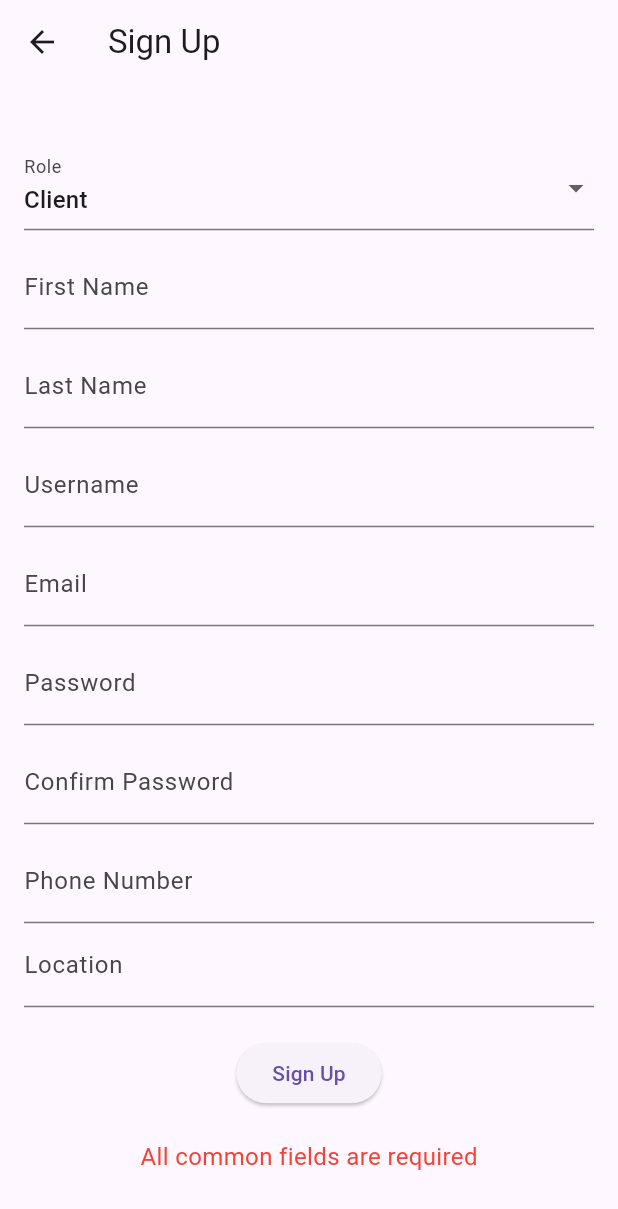
After one commit to SunRiseeeeeee/Pfe_Project, a Flutter app: the SignUpPage screen opened directly, after a tap on "Sign Up", on a phone screen of 412 x 824 dp. The commit adds this screen. Shown: the top 1209 px of the screen. Run offline on Flutter 3.47's test engine with Material 3 defaults, Android fonts, the phone set to English and light mode, and no system bars; our stand-ins replace dio.

Commit message:
signup api integration

```diff
--- /dev/null
+++ b/pfe/Front_end/vetapp_v1/lib/screens/signup.dart
@@ -0,0 +1,272 @@
+import 'package:flutter/material.dart';
+import 'package:vetapp_v1/screens/home_screen.dart';
+import 'package:vetapp_v1/services/auth_service.dart';
+
+// String Extension for Capitalize
+extension StringExtension on String {
+  String capitalize() {
+    return isEmpty ? this : '${this[0].toUpperCase()}${substring(1).toLowerCase()}';
+  }
+}
+
+class SignUpPage extends StatefulWidget {
+  @override
+  _SignUpPageState createState() => _SignUpPageState();
+}
+
+class _SignUpPageState extends State<SignUpPage> {
+  final TextEditingController _firstNameController = TextEditingController();
+  final TextEditingController _lastNameController = TextEditingController();
+  final TextEditingController _usernameController = TextEditingController();
+  final TextEditingController _emailController = TextEditingController();
+  final TextEditingController _passwordController = TextEditingController();
+  final TextEditingController _confirmPasswordController = TextEditingController();
+  final TextEditingController _phoneNumberController = TextEditingController();
+  final TextEditingController _specialtyController = TextEditingController();
+  final TextEditingController _workingHoursController = TextEditingController();
+  final TextEditingController _locationController = TextEditingController();
+
+  String _selectedRole = "client";
+  String _errorMessage = '';
+  final AuthService _authService = AuthService();
+
+  @override
+  Widget build(BuildContext context) {
+    return Scaffold(
+      appBar: AppBar(title: Text('Sign Up')),
+      body: Padding(
+        padding: const EdgeInsets.all(16.0),
+        child: Column(
+          mainAxisAlignment: MainAxisAlignment.center,
+          children: [
+            // Role Selection Dropdown
+            DropdownButtonFormField<String>(
+              value: _selectedRole,
+              items: ["client", "veterinaire", "secrétaire", "admin"]
+                  .map((role) => DropdownMenuItem(
+                value: role,
+                child: Text(role.capitalize()),
+              ))
+                  .toList(),
+              onChanged: (value) {
+                setState(() {
+                  _selectedRole = value!;
+                });
+              },
+              decoration: InputDecoration(labelText: 'Role'),
+            ),
+            SizedBox(height: 10),
+
+            // Common Fields
+            TextField(
+              controller: _firstNameController,
+              decoration: InputDecoration(labelText: 'First Name'),
+            ),
+            SizedBox(height: 10),
+            TextField(
+              controller: _lastNameController,
+              decoration: InputDecoration(labelText: 'Last Name'),
+            ),
+            SizedBox(height: 10),
+            TextField(
+              controller: _usernameController,
+              decoration: InputDecoration(labelText: 'Username'),
+            ),
+            SizedBox(height: 10),
+            TextField(
+              controller: _emailController,
+              decoration: InputDecoration(labelText: 'Email'),
+              keyboardType: TextInputType.emailAddress,
+            ),
+            SizedBox(height: 10),
+            TextField(
+              controller: _passwordController,
+              decoration: InputDecoration(labelText: 'Password'),
+              obscureText: true,
+            ),
+            SizedBox(height: 10),
+            TextField(
+              controller: _confirmPasswordController,
+              decoration: InputDecoration(labelText: 'Confirm Password'),
+              obscureText: true,
+            ),
+            SizedBox(height: 10),
+
+            // Role-Specific Fields
+            if (_selectedRole == "veterinaire" ||
+                _selectedRole == "secrétaire" ||
+                _selectedRole == "client" ||
+                _selectedRole == "admin")
+              TextField(
+                controller: _phoneNumberController,
+                decoration: InputDecoration(labelText: 'Phone Number'),
+                keyboardType: TextInputType.phone,
+              ),
+            if (_selectedRole == "veterinaire")
+              TextField(
+                controller: _specialtyController,
+                decoration: InputDecoration(labelText: 'Specialty'),
+              ),
+            if (_selectedRole == "veterinaire" || _selectedRole == "secrétaire")
+              TextField(
+                controller: _workingHoursController,
+                decoration: InputDecoration(labelText: 'Working Hours'),
+              ),
+            if (_selectedRole == "client")
+              TextField(
+                controller: _locationController,
+                decoration: InputDecoration(labelText: 'Location'),
+              ),
+
+            SizedBox(height: 20),
+            ElevatedButton(
+              onPressed: _signUp,
+              child: Text('Sign Up'),
+            ),
+            if (_errorMessage.isNotEmpty)
+              Padding(
+                padding: const EdgeInsets.only(top: 20),
+                child: Text(
+                  _errorMessage,
+                  style: TextStyle(fontSize: 16, color: Colors.red),
+                ),
+              ),
+          ],
+        ),
+      ),
+    );
+  }
+
+  // Function to handle signup
+  Future<void> _signUp() async {
+    String firstName = _firstNameController.text;
+    String lastName = _lastNameController.text;
+    String username = _usernameController.text;
+    String email = _emailController.text;
+    String password = _passwordController.text;
+    String confirmPassword = _confirmPasswordController.text;
+    String phoneNumber = _phoneNumberController.text;
+    String specialty = _specialtyController.text;
+    String workingHours = _workingHoursController.text;
+    String location = _locationController.text;
+
+    // Basic validation
+    if (firstName.isEmpty ||
+        lastName.isEmpty ||
+        username.isEmpty ||
+        email.isEmpty ||
+        password.isEmpty ||
+        confirmPassword.isEmpty) {
+      setState(() {
+        _errorMessage = "All common fields are required";
+      });
+      return;
+    }
+
+    if (password != confirmPassword) {
+      setState(() {
+        _errorMessage = "Passwords do not match";
+      });
+      return;
+    }
+
+    // Role-specific validation
+    if (_selectedRole == "veterinaire" || _selectedRole == "secrétaire" || _selectedRole == "client" || _selectedRole == "admin") {
+      if (phoneNumber.isEmpty) {
+        setState(() {
+          _errorMessage = "Phone number is required for this role";
+        });
+        return;
+      }
+    }
+
+    if (_selectedRole == "veterinaire" || _selectedRole == "secrétaire") {
+      if (workingHours.isEmpty) {
+        setState(() {
+          _errorMessage = "Working hours are required for this role";
+        });
+        return;
+      }
+    }
+
+    if (_selectedRole == "veterinaire" && specialty.isEmpty) {
+      setState(() {
+        _errorMessage = "Specialty is required for veterinarians";
+      });
+      return;
+    }
+
+    if (_selectedRole == "client" && location.isEmpty) {
+      setState(() {
+        _errorMessage = "Location is required for clients";
+      });
+      return;
+    }
+
+    // Call the appropriate signup method in AuthService
+    Map<String, dynamic> response;
+    switch (_selectedRole) {
+      case "client":
+        response = await _authService.signUpClient(
+          firstName: firstName,
+          lastName: lastName,
+          username: username,
+          email: email,
+          password: password,
+          phoneNumber: phoneNumber,
+          location: location,
+        );
+        break;
+      case "veterinaire":
+        response = await _authService.signUpVeterinaire(
+          firstName: firstName,
+          lastName: lastName,
+          username: username,
+          email: email,
+          password: password,
+          phoneNumber: phoneNumber,
+          specialty: specialty,
+          workingHours: workingHours,
+        );
+        break;
+      case "secrétaire":
+        response = await _authService.signUpSecretaire(
+          firstName: firstName,
+          lastName: lastName,
+          username: username,
+          email: email,
+          password: password,
+          phoneNumber: phoneNumber,
+          workingHours: workingHours,
+        );
+        break;
+      case "admin":
+        response = await _authService.signUpAdmin(
+          firstName: firstName,
+          lastName: lastName,
+          username: username,
+          email: email,
+          password: password,
+          phoneNumber: phoneNumber,
+        );
+        break;
+      default:
+        setState(() {
+          _errorMessage = "Invalid role selected";
+        });
+        return;
+    }
+
+    if (response["success"]) {
+      Navigator.pushReplacement(
+        context,
+        MaterialPageRoute(builder: (context) => HomeScreen()),
+      );
+    } else {
+      // Show an error message if signup fails
+      setState(() {
+        _errorMessage = response["message"] ?? "Signup failed";
+      });
+    }
+  }
+}
--- a/pfe/Front_end/vetapp_v1/lib/services/auth_service.dart
+++ b/pfe/Front_end/vetapp_v1/lib/services/auth_service.dart
@@ -3,7 +3,7 @@ import 'package:dio/dio.dart';
 class AuthService {
   final Dio _dio = Dio(
     BaseOptions(
-      baseUrl: "http://192.168.1.18:3000/api/auth", // Use machine's IP
+      baseUrl: "http://192.168.1.18:3000/api/auth",
       connectTimeout: const Duration(seconds: 10),
       receiveTimeout: const Duration(seconds: 10),
     ),
@@ -12,39 +12,186 @@ class AuthService {
   /// Login method for the secretary
   Future<Map<String, dynamic>> login(String username, String password) async {
     try {
-      // Send a POST request to the specific endpoint for secretary login
       Response response = await _dio.post(
-        "/login/secretaire", // Adjusted endpoint for secretary login
-        data: {
-          "username": username,
-          "password": password,
-        },
+        "/login/secretaire",
+        data: {"username": username, "password": password},
       );
 
-      // Print debug information
-      print("Response status: ${response.statusCode}");
-      print("Response data: ${response.data}");
-
-      // Check if the response contains a token
       if (response.statusCode == 200 && response.data['token'] != null) {
         return {
           "success": true,
           "message": response.data['message'],
-          "token": response.data['token'], // Return the JWT token
+          "token": response.data['token'],
         };
       } else {
-        return {
-          "success": false,
-          "message": "Unexpected response from server",
-        };
+        return {"success": false, "message": "Unexpected response from server"};
       }
     } on DioException catch (e) {
-      // Handle errors (e.g., invalid credentials, network issues)
-      print("Error occurred: ${e.message}");
+      print("Login Error: ${e.message}");
       return {
         "success": false,
         "message": e.response?.data["message"] ?? "Login failed",
       };
     }
   }
+
+  /// Signup method for the client
+  Future<Map<String, dynamic>> signUpClient({
+    required String firstName,
+    required String lastName,
+    required String username,
+    required String email,
+    required String password,
+    required String phoneNumber,
+    String? profilePicture,
+    String? location,
+  }) async {
+    try {
+      Response response = await _dio.post(
+        "/signup/client",
+        data: {
+          "firstName": firstName,
+          "lastName": lastName,
+          "username": username,
+          "email": email,
+          "password": password,
+          "phoneNumber": phoneNumber,
+          "profilePicture": profilePicture,
+          "location": location,
+        },
+      );
+
+      if (response.statusCode == 201 && response.data['user'] != null) {
+        return {"success": true, "message": response.data['message']};
+      } else {
+        return {"success": false, "message": "Unexpected response from server"};
+      }
+    } on DioException catch (e) {
+      print("Client Signup Error: ${e.message}");
+      return {
+        "success": false,
+        "message": e.response?.data["message"] ?? "Client signup failed",
+      };
+    }
+  }
+
+  /// Signup method for the veterinarian
+  Future<Map<String, dynamic>> signUpVeterinaire({
+    required String firstName,
+    required String lastName,
+    required String username,
+    required String email,
+    required String password,
+    required String phoneNumber,
+    required String specialty,
+    required String workingHours,
+    String? profilePicture,
+    String? location,
+  }) async {
+    try {
+      Response response = await _dio.post(
+        "/signup/veterinaire",
+        data: {
+          "firstName": firstName,
+          "lastName": lastName,
+          "username": username,
+          "email": email,
+          "password": password,
+          "phoneNumber": phoneNumber,
+          "specialty": specialty,
+          "workingHours": workingHours,
+          "profilePicture": profilePicture,
+          "location": location,
+        },
+      );
+
+      if (response.statusCode == 201 && response.data['user'] != null) {
+        return {"success": true, "message": response.data['message']};
+      } else {
+        return {"success": false, "message": "Unexpected response from server"};
+      }
+    } on DioException catch (e) {
+      print("Veterinarian Signup Error: ${e.message}");
+      return {
+        "success": false,
+        "message": e.response?.data["message"] ?? "Veterinarian signup failed",
+      };
+    }
+  }
+
+  /// Signup method for the secretary
+  Future<Map<String, dynamic>> signUpSecretaire({
+    required String firstName,
+    required String lastName,
+    required String username,
+    required String email,
+    required String password,
+    required String phoneNumber,
+    required String workingHours,
+    String? profilePicture,
+  }) async {
+    try {
+      Response response = await _dio.post(
+        "/signup/secretaire",
+        data: {
+          "firstName": firstName,
+          "lastName": lastName,
+          "username": username,
+          "email": email,
+          "password": password,
+          "phoneNumber": phoneNumber,
+          "workingHours": workingHours,
+          "profilePicture": profilePicture,
+        },
+      );
+
+      if (response.statusCode == 201 && response.data['user'] != null) {
+        return {"success": true, "message": response.data['message']};
+      } else {
+        return {"success": false, "message": "Unexpected response from server"};
+      }
+    } on DioException catch (e) {
+      print("Secretary Signup Error: ${e.message}");
+      return {
+        "success": false,
+        "message": e.response?.data["message"] ?? "Secretary signup failed",
+      };
+    }
+  }
+
+  /// Signup method for the admin
+  Future<Map<String, dynamic>> signUpAdmin({
+    required String firstName,
+    required String lastName,
+    required String username,
+    required String email,
+    required String password,
+    required String phoneNumber,
+  }) async {
+    try {
+      Response response = await _dio.post(
+        "/signup/admin",
+        data: {
+          "firstName": firstName,
+          "lastName": lastName,
+          "username": username,
+          "email": email,
+          "password": password,
+          "phoneNumber": phoneNumber,
+        },
+      );
+
+      if (response.statusCode == 201 && response.data['user'] != null) {
+        return {"success": true, "message": response.data['message']};
+      } else {
+        return {"success": false, "message": "Unexpected response from server"};
+      }
+    } on DioException catch (e) {
+      print("Admin Signup Error: ${e.message}");
+      return {
+        "success": false,
+        "message": e.response?.data["message"] ?? "Admin signup failed",
+      };
+    }
+  }
 }
```
Also changed, not shown: pfe/Front_end/vetapp_v1/lib/screens/login.dart (+38 -8 lines).
